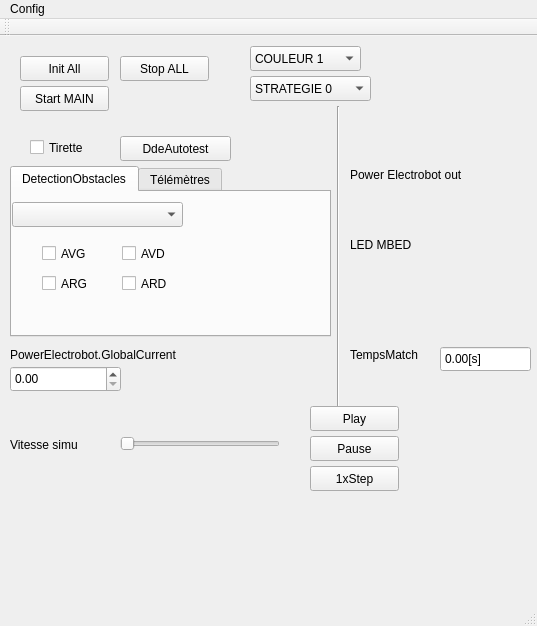
Above: PluginModules/Simulia/ihm_Simulia.ui from CRLG/LABOTBOX before the change. Below: the same form after it.
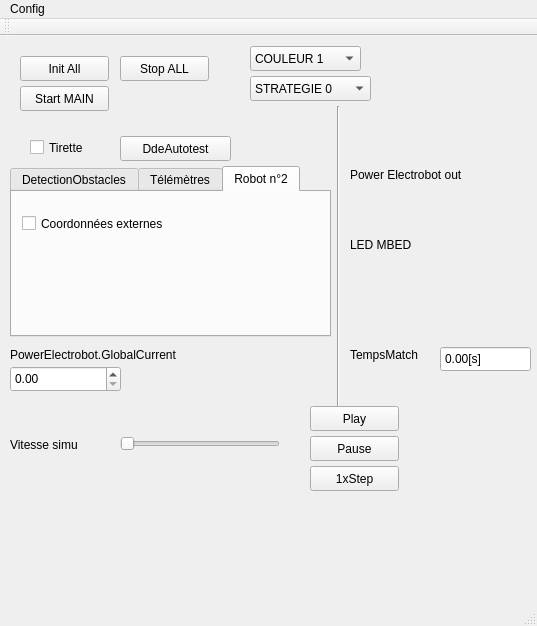
That is the form after the change. Custom widgets are drawn as their Qt base class.

Commit message: #54 Gestion des coordonnées du robot n°2 depuis une 2ème instance de Simulia

Patch:
```diff
--- a/PluginModules/Simulia/ihm_Simulia.ui
+++ b/PluginModules/Simulia/ihm_Simulia.ui
@@ -587,7 +587,7 @@
      </rect>
     </property>
     <property name="currentIndex">
-     <number>0</number>
+     <number>2</number>
     </property>
     <widget class="QWidget" name="tab_detectionObstacles">
      <attribute name="title">
@@ -806,6 +806,27 @@
       </property>
      </widget>
     </widget>
+    <widget class="QWidget" name="tab">
+     <attribute name="title">
+      <string>Robot n°2</string>
+     </attribute>
+     <widget class="QCheckBox" name="active_external_robot2">
+      <property name="geometry">
+       <rect>
+        <x>10</x>
+        <y>20</y>
+        <width>181</width>
+        <height>23</height>
+       </rect>
+      </property>
+      <property name="toolTip">
+       <string>Les coordonnées du robot n°2 proviennent d'une application externe</string>
+      </property>
+      <property name="text">
+       <string>Coordonnées externes</string>
+      </property>
+     </widget>
+    </widget>
    </widget>
    <widget class="QComboBox" name="CouleurEquipe">
     <property name="geometry">
```
The commit also changes 2 other files.
